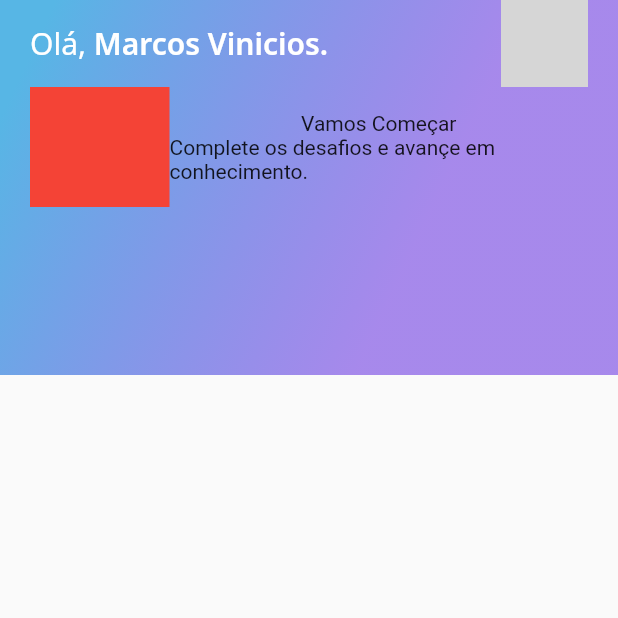
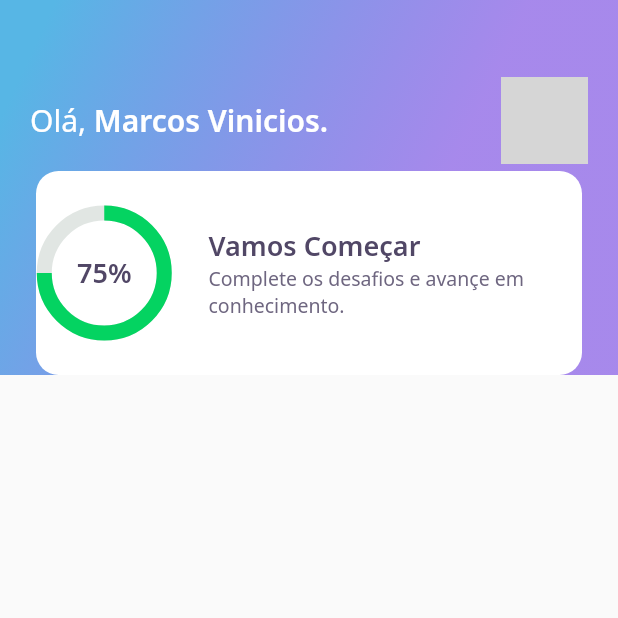
Before and after one commit to 0mvknx/Quiz, a Flutter app: the screen it shows after launch, on a phone screen of 412 x 824 dp, the top half of it. Run offline on Flutter 3.47's test engine with Material 2 defaults, Android fonts, the phone set to English and light mode, and no system bars; our stand-ins replace google_fonts; network calls fail; grey boxes are pictures that could not be loaded.

Commit message:
atualizando home

```diff
--- a/lib/home/appbar/score_card/score_card_widget.dart
+++ /dev/null
@@ -1,34 +0,0 @@
-import 'package:flutter/material.dart';
-import 'package:flutter/src/foundation/key.dart';
-import 'package:flutter/src/widgets/framework.dart';
-
-class ScoreCardWidget extends StatelessWidget {
-  const ScoreCardWidget({Key? key}) : super(key: key);
-
-  @override
-  Widget build(BuildContext context) {
-    return Container(
-      child: Row(
-        children: [
-          Expanded(
-            flex: 1,
-            child: Container(
-              width: 80,
-              height: 80,
-              color: Colors.red,
-            ),
-          ),
-          Expanded(
-            flex: 3,
-            child: Column(
-              children: [
-                Text("Vamos Começar"),
-                Text("Complete os desafios e avançe em conhecimento."),
-              ],
-            ),
-          )
-        ],
-      ),
-    );
-  }
-}
--- a/lib/home/home_page.dart
+++ b/lib/home/home_page.dart
@@ -1,5 +1,5 @@
 import 'package:flutter/material.dart';
-import 'package:quiz/home/appbar/app_bar_widget.dart';
+import 'widgets/appbar/app_bar_widget.dart';
 
 class HomePage extends StatefulWidget {
   const HomePage({Key? key}) : super(key: key);
--- a/lib/home/appbar/app_bar_widget.dart
+++ b/lib/home/widgets/appbar/app_bar_widget.dart
@@ -1,7 +1,7 @@
 import 'package:flutter/material.dart';
 import 'package:quiz/core/app_gradients.dart';
 import 'package:quiz/core/app_text_styles.dart';
-import 'package:quiz/home/appbar/score_card/score_card_widget.dart';
+import 'score_card/score_card_widget.dart';
 
 class AppBarWidget extends PreferredSize {
   AppBarWidget()
@@ -10,11 +10,13 @@ class AppBarWidget extends PreferredSize {
           child: Container(
             height: 250,
             decoration: BoxDecoration(gradient: AppGradients.linear),
-            child: Padding(
-              padding: const EdgeInsets.symmetric(horizontal: 20),
-              child: Column(
-                children: [
-                  Row(
+            child: Stack(
+              children: [
+                Container(
+                  height: 161,
+                  width: double.maxFinite,
+                  padding: const EdgeInsets.symmetric(horizontal: 20),
+                  child: Row(
                     mainAxisAlignment: MainAxisAlignment.spaceBetween,
                     children: [
                       Text.rich(
@@ -40,10 +42,9 @@ class AppBarWidget extends PreferredSize {
                       ),
                     ],
                   ),
-                  // ignore: prefer_const_constructors
-                  ScoreCardWidget(),
-                ],
-              ),
+                ),
+                Align(alignment: Alignment(0.0, 1.0), child: ScoreCardWidget()),
+              ],
             ),
           ),
         );
--- /dev/null
+++ b/lib/home/widgets/appbar/chart/chart_widget.dart
@@ -0,0 +1,40 @@
+import 'package:flutter/material.dart';
+import 'package:flutter/src/foundation/key.dart';
+import 'package:flutter/src/widgets/framework.dart';
+import 'package:quiz/core/app_colors.dart';
+import 'package:quiz/core/app_text_styles.dart';
+
+class ChartWidget extends StatelessWidget {
+  const ChartWidget({Key? key}) : super(key: key);
+
+  @override
+  Widget build(BuildContext context) {
+    return Container(
+      height: 80,
+      width: 80,
+      child: Stack(
+        children: [
+          Center(
+            child: Container(
+              width: 80,
+              height: 80,
+              child: CircularProgressIndicator(
+                strokeWidth: 10,
+                value: .75,
+                backgroundColor: AppColors.chartSecondary,
+                valueColor:
+                    AlwaysStoppedAnimation<Color>(AppColors.chartPrimary),
+              ),
+            ),
+          ),
+          Center(
+            child: Text(
+              "75%",
+              style: AppTextStyles.heading,
+            ),
+          ),
+        ],
+      ),
+    );
+  }
+}
--- /dev/null
+++ b/lib/home/widgets/appbar/score_card/score_card_widget.dart
@@ -0,0 +1,53 @@
+import 'package:flutter/material.dart';
+import 'package:flutter/src/foundation/key.dart';
+import 'package:flutter/src/widgets/framework.dart';
+import 'package:quiz/core/app_colors.dart';
+import 'package:quiz/core/app_text_styles.dart';
+import 'package:quiz/home/widgets/appbar/chart/chart_widget.dart';
+
+class ScoreCardWidget extends StatelessWidget {
+  const ScoreCardWidget({Key? key}) : super(key: key);
+
+  @override
+  Widget build(BuildContext context) {
+    return Padding(
+      padding: const EdgeInsets.symmetric(horizontal: 24),
+      child: Container(
+        height: 136,
+        decoration: BoxDecoration(
+          color: AppColors.white,
+          borderRadius: BorderRadius.circular(15),
+        ),
+        child: Row(
+          crossAxisAlignment: CrossAxisAlignment.center,
+          children: [
+            Expanded(
+              flex: 1,
+              child: ChartWidget(),
+            ),
+            Expanded(
+              flex: 3,
+              child: Padding(
+                padding: const EdgeInsets.only(left: 24),
+                child: Column(
+                  mainAxisAlignment: MainAxisAlignment.center,
+                  crossAxisAlignment: CrossAxisAlignment.start,
+                  children: [
+                    Text(
+                      "Vamos Começar",
+                      style: AppTextStyles.heading,
+                    ),
+                    Text(
+                      "Complete os desafios e avançe em conhecimento.",
+                      style: AppTextStyles.body,
+                    ),
+                  ],
+                ),
+              ),
+            )
+          ],
+        ),
+      ),
+    );
+  }
+}
```
